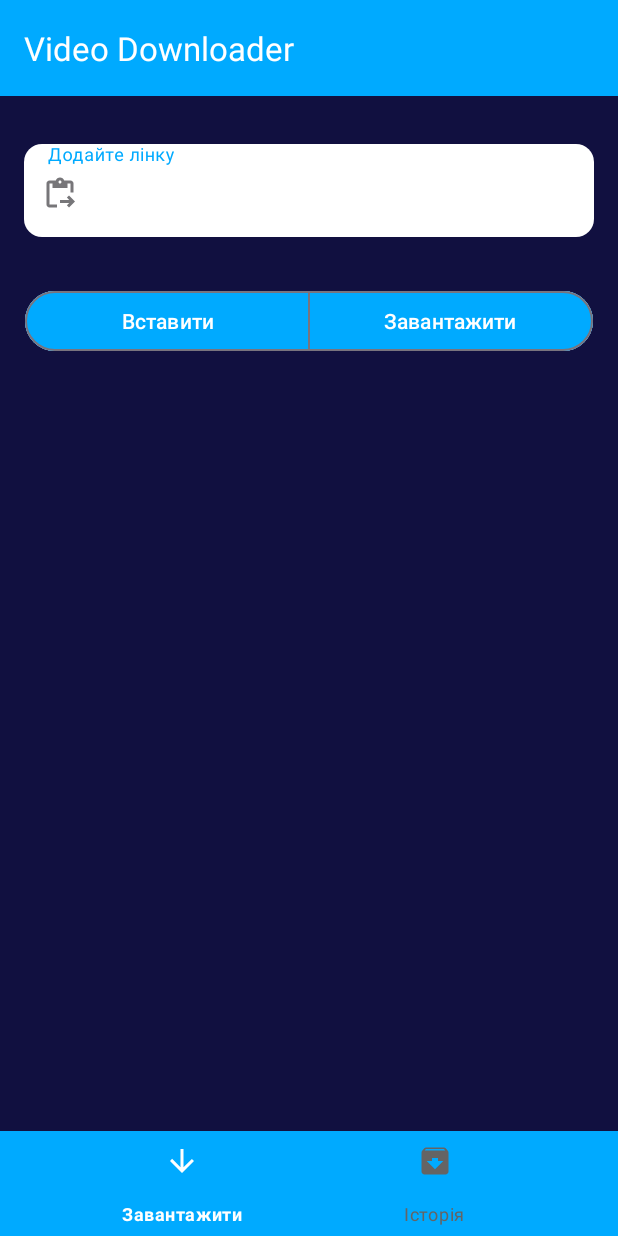
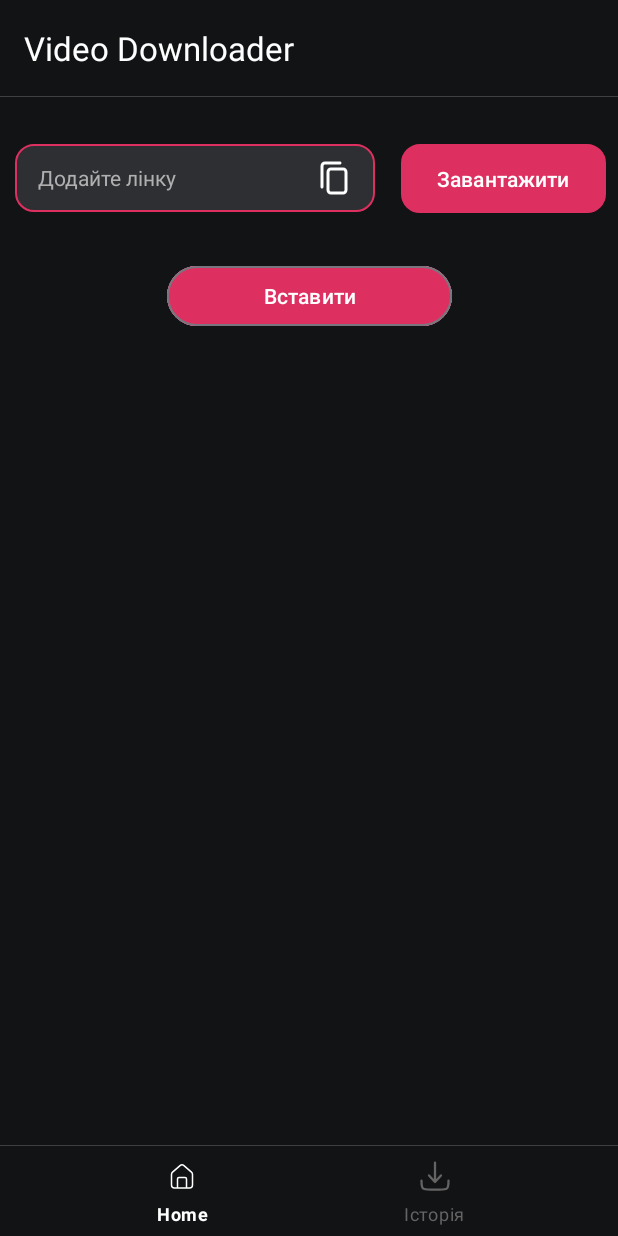
Before and after one commit to Ksnk-dm/TikTokDownloader, an Android app: the screen it shows after launch (MainActivity), on a phone screen of 412 x 824 dp. Run offline under Robolectric (Android 15) with nearby library versions, the phone set to English and light mode, and no system bars; our stand-ins replace EventBus, navigation-ui; libraries missing offline, so code that uses them is left out: by.kirich1409.viewbindingdelegate; 2 statements that could not run were skipped.

Commit message:
add new feat

```diff
--- a/app/src/main/java/com/ksnk/tiktokdownloader/ui/download/DownloadFragment.kt
+++ b/app/src/main/java/com/ksnk/tiktokdownloader/ui/download/DownloadFragment.kt
@@ -31,24 +31,24 @@ class DownloadFragment : BaseFragment(R.layout.fragment_download) {
         with(viewBinding) {
             activity?.intent?.let { text ->
                 text.getStringExtra(Intent.EXTRA_TEXT)?.let {
-                    urlEditText.setText(it)
+                    customEndIcon.setText(it)
                 }
             }
 
             buttonDownload.setOnClickListener {
-                if (urlEditText.text.isNullOrEmpty()) {
+                if (customEndIcon.text.isNullOrEmpty()) {
                     Toast.makeText(requireContext(), getText(R.string.empty_url), Toast.LENGTH_SHORT).show()
                     return@setOnClickListener
                 }
-                urlEditText.text?.let { text ->
+                customEndIcon.text?.let { text ->
                     if (!text.contains(CONTAINS, true)) {
                         Toast.makeText(requireContext(), getText(R.string.bad_link), Toast.LENGTH_SHORT).show()
-                        urlEditText.setText("")
+                        customEndIcon.setText("")
                         return@setOnClickListener
                     }
                 }
                 isFileDownloaded = false
-                viewModel.expandShortenedUrl(urlEditText.text.toString())
+                viewModel.expandShortenedUrl(customEndIcon.text.toString())
                 viewModel.getExpandedUrlLiveData()
                     .observe(viewLifecycleOwner) { fileEntity ->
                         if (!isFileDownloaded) {
@@ -61,11 +61,11 @@ class DownloadFragment : BaseFragment(R.layout.fragment_download) {
                             isFileDownloaded = true
                         }
                     }
-                urlEditText.setText("")
+                customEndIcon.setText("")
             }
 
             buttonPaste.setOnClickListener {
-                urlEditText.setText(viewModel.pasteFromClipboard(requireContext()))
+                customEndIcon.setText(viewModel.pasteFromClipboard(requireContext()))
             }
         }
     }
--- a/app/src/main/res/drawable/bg.xml
+++ b/app/src/main/res/drawable/bg.xml
@@ -1,6 +1,6 @@
 <?xml version="1.0" encoding="utf-8"?>
 <shape xmlns:android="http://schemas.android.com/apk/res/android"
     android:shape="rectangle">
-    <solid android:color="@color/primary_dark" />
+    <solid android:color="#111315" />
     <corners android:radius="0dp" />
 </shape>
--- /dev/null
+++ b/app/src/main/res/drawable/copy_svgrepo_com.xml
@@ -0,0 +1,7 @@
+<vector xmlns:android="http://schemas.android.com/apk/res/android" android:height="24dp" android:viewportHeight="24" android:viewportWidth="24" android:width="24dp">
+
+    <path android:fillColor="#FFFFFF" android:fillType="evenOdd" android:pathData="M21,8C21,6.343 19.657,5 18,5H10C8.343,5 7,6.343 7,8V20C7,21.657 8.343,23 10,23H18C19.657,23 21,21.657 21,20V8ZM19,8C19,7.448 18.552,7 18,7H10C9.448,7 9,7.448 9,8V20C9,20.552 9.448,21 10,21H18C18.552,21 19,20.552 19,20V8Z"/>
+
+    <path android:fillColor="#FFFFFF" android:pathData="M6,3H16C16.552,3 17,2.552 17,2C17,1.448 16.552,1 16,1H6C4.343,1 3,2.343 3,4V18C3,18.552 3.448,19 4,19C4.552,19 5,18.552 5,18V4C5,3.448 5.448,3 6,3Z"/>
+
+</vector>
--- /dev/null
+++ b/app/src/main/res/drawable/download_minimalistic_svgrepo_com.xml
@@ -0,0 +1,7 @@
+<vector xmlns:android="http://schemas.android.com/apk/res/android" android:height="24dp" android:viewportHeight="24" android:viewportWidth="24" android:width="24dp">
+
+    <path android:fillColor="#00000000" android:pathData="M3,15C3,17.828 3,19.243 3.879,20.121C4.757,21 6.172,21 9,21H15C17.828,21 19.243,21 20.121,20.121C21,19.243 21,17.828 21,15" android:strokeColor="@color/white" android:strokeLineCap="round" android:strokeLineJoin="round" android:strokeWidth="1.5"/>
+
+    <path android:fillColor="#00000000" android:pathData="M12,3V16M12,16L16,11.625M12,16L8,11.625" android:strokeColor="@color/white" android:strokeLineCap="round" android:strokeLineJoin="round" android:strokeWidth="1.5"/>
+
+</vector>
--- /dev/null
+++ b/app/src/main/res/drawable/home_svgrepo_com.xml
@@ -0,0 +1,5 @@
+<vector xmlns:android="http://schemas.android.com/apk/res/android" android:height="24dp" android:viewportHeight="24" android:viewportWidth="24" android:width="24dp">
+
+    <path android:fillColor="#00000000" android:pathData="M9,20H7C5.895,20 5,19.105 5,18V10.92C5,10.336 5.255,9.781 5.698,9.401L10.698,5.116C11.447,4.474 12.553,4.474 13.302,5.116L18.302,9.401C18.745,9.781 19,10.336 19,10.92V18C19,19.105 18.105,20 17,20H15M9,20V14C9,13.448 9.448,13 10,13H14C14.552,13 15,13.448 15,14V20M9,20H15" android:strokeColor="@color/white" android:strokeLineCap="round" android:strokeLineJoin="round" android:strokeWidth="1"/>
+
+</vector>
--- /dev/null
+++ b/app/src/main/res/drawable/ic_button.xml
@@ -0,0 +1,14 @@
+<?xml version="1.0" encoding="utf-8"?>
+<vector xmlns:android="http://schemas.android.com/apk/res/android"
+    xmlns:tools="http://schemas.android.com/tools"
+    android:width="145dp"
+    android:height="55dp"
+    android:viewportWidth="250"
+    android:viewportHeight="80">
+    <group>
+        <clip-path android:pathData="M8 0H319C323.418 0 327 3.58172 327 8V28C327 32.4183 323.418 36 319 36H8C3.58172 36 0 32.4183 0 28V8C0 3.58172 3.58172 0 8 0Z" />
+        <path
+            android:fillColor="#F8F7FA"
+            android:pathData="M0 0V36H327V0" />
+    </group>
+</vector>
--- a/app/src/main/res/drawable/rounded_corners.xml
+++ b/app/src/main/res/drawable/rounded_corners.xml
@@ -1,9 +1,21 @@
 <?xml version="1.0" encoding="utf-8"?>
-<shape xmlns:android="http://schemas.android.com/apk/res/android"
-    android:shape="rectangle">
+<selector xmlns:android="http://schemas.android.com/apk/res/android">
 
-    <solid android:color="@color/white" />
+    <item android:state_enabled="true" android:state_focused="true">
+        <shape android:shape="rectangle">
+            <solid android:color="#2d2f33" />
+            <corners android:radius="12dp" />
+            <stroke android:width="1dp" android:color="@color/primary" />
+        </shape>
+    </item>
 
-    <corners android:radius="12dp" />
+    <!--the outline box turns to grey when the edit text is out of focus-->
+    <item android:state_enabled="true">
+        <shape android:shape="rectangle">
+            <solid android:color="#2d2f33" />
+            <corners android:radius="12dp" />
+            <stroke android:width="1dp" android:color="@android:color/darker_gray" />
+        </shape>
+    </item>
 
-</shape>
+</selector>
--- a/app/src/main/res/layout/activity_main.xml
+++ b/app/src/main/res/layout/activity_main.xml
@@ -23,12 +23,12 @@
 
     <com.google.android.material.bottomnavigation.BottomNavigationView
         android:id="@+id/bottomNavigationView"
+        style="@style/CustomBottomNavigationStyle"
         android:layout_width="0dp"
-        android:layout_height="70dp"
-        style="@style/CustomBottomNavigationStyle"
-        android:background="@color/primary"
+        android:layout_height="60dp"
+        android:background="@color/primary_bg"
+        app:itemIconTint="@color/bottom_nav_selected_color"
         app:itemTextColor="@color/bottom_nav_selected_color"
-        app:itemIconTint="@color/bottom_nav_selected_color"
         app:layout_constraintBottom_toBottomOf="parent"
         app:layout_constraintEnd_toEndOf="parent"
         app:layout_constraintStart_toStartOf="parent"
--- a/app/src/main/res/layout/fragment_download.xml
+++ b/app/src/main/res/layout/fragment_download.xml
@@ -1,16 +1,16 @@
 <?xml version="1.0" encoding="utf-8"?>
-<androidx.constraintlayout.widget.ConstraintLayout
-    xmlns:android="http://schemas.android.com/apk/res/android"
+<androidx.constraintlayout.widget.ConstraintLayout xmlns:android="http://schemas.android.com/apk/res/android"
     xmlns:app="http://schemas.android.com/apk/res-auto"
-    android:background="@drawable/bg"
+    xmlns:tools="http://schemas.android.com/tools"
     android:layout_width="match_parent"
-    android:layout_height="match_parent">
+    android:layout_height="match_parent"
+    android:background="@drawable/bg">
 
     <androidx.appcompat.widget.Toolbar
         android:id="@+id/toolbar"
         android:layout_width="match_parent"
         android:layout_height="wrap_content"
-        android:background="@color/primary"
+        android:background="@color/primary_bg"
         android:minHeight="?attr/actionBarSize"
         android:theme="?attr/actionBarTheme"
         app:layout_constraintEnd_toEndOf="parent"
@@ -19,33 +19,47 @@
         app:title="@string/app_name"
         app:titleTextColor="#FFFFFF" />
 
-    <com.google.android.material.textfield.TextInputLayout
+    <View
+        android:id="@+id/divider"
+        android:layout_width="match_parent"
+        android:layout_height="0.5dp"
+        android:layout_below="@id/toolbar"
+        android:background="#403F3F"
+        app:layout_constraintTop_toBottomOf="@+id/toolbar" />
+
+    <EditText
         android:id="@+id/custom_end_icon"
-        style="@style/Widget.MaterialComponents.TextInputLayout.OutlinedBox"
-        android:layout_width="0dp"
-        android:layout_height="wrap_content"
-        android:layout_marginStart="16dp"
+        android:layout_width="240dp"
+        android:layout_height="45dp"
+        android:layout_marginStart="8dp"
         android:layout_marginTop="32dp"
         android:layout_marginEnd="16dp"
         android:background="@drawable/rounded_corners"
+        android:drawableEnd="@drawable/copy_svgrepo_com"
         android:hint="@string/set_url"
-        app:endIconContentDescription="test"
-        app:endIconMode="custom"
+        android:paddingStart="15dp"
+        android:paddingEnd="15dp"
+        android:textColor="@color/white"
+        android:textColorHint="#B1B0B0"
+        android:textSize="14sp"
+        app:layout_constraintEnd_toStartOf="@+id/buttonDownload"
+        app:layout_constraintStart_toStartOf="parent"
+        app:layout_constraintTop_toBottomOf="@+id/toolbar" />
+
+    <com.google.android.material.button.MaterialButton
+        android:id="@+id/buttonDownload"
+        android:layout_width="0dp"
+        android:layout_height="46dp"
+        android:layout_marginTop="32dp"
+        android:layout_marginEnd="8dp"
+        android:background="@drawable/rounded_corners"
+        android:backgroundTint="@color/primary"
+        android:text="@string/download"
+        android:textColor="@color/white"
+        app:backgroundTint="@null"
         app:layout_constraintEnd_toEndOf="parent"
-        app:layout_constraintStart_toStartOf="parent"
         app:layout_constraintTop_toBottomOf="@+id/toolbar"
-        app:startIconDrawable="@drawable/baseline_content_paste_go_24">
-
-        <com.google.android.material.textfield.TextInputEditText
-            android:id="@+id/urlEditText"
-            android:layout_width="match_parent"
-            android:layout_height="wrap_content"
-            android:layout_gravity="center"
-            android:background="#00FFFFFF"
-            android:drawableStart="@drawable/baseline_content_copy_24"
-            android:textColor="@color/primary_dark"
-            android:textColorHint="#00FAFAFA" />
-    </com.google.android.material.textfield.TextInputLayout>
+        app:shapeAppearanceOverlay="@style/one_rounded" />
 
     <com.google.android.material.button.MaterialButtonToggleGroup
         android:id="@+id/toggleButton"
@@ -68,13 +82,13 @@
             android:textColor="@color/white"
             app:iconTint="@color/white" />
 
-        <Button
-            android:id="@+id/buttonDownload"
-            style="?attr/materialButtonOutlinedStyle"
-            android:layout_width="190dp"
-            android:layout_height="wrap_content"
-            android:backgroundTint="@color/primary"
-            android:text="@string/download"
-            android:textColor="@color/white" />
     </com.google.android.material.button.MaterialButtonToggleGroup>
+
+    <View
+        android:id="@+id/dividerBottom"
+        android:layout_width="match_parent"
+        android:layout_height="0.5dp"
+        android:layout_below="@id/toolbar"
+        android:background="#403F3F"
+        app:layout_constraintBottom_toBottomOf="parent" />
 </androidx.constraintlayout.widget.ConstraintLayout>
--- a/app/src/main/res/menu/home.xml
+++ b/app/src/main/res/menu/home.xml
@@ -5,12 +5,12 @@
         android:id="@+id/downloadFragment"
         android:layout_width="wrap_content"
         android:layout_height="wrap_content"
-        android:icon="@drawable/baseline_arrow_downward_24"
-        android:title="@string/download" />
+        android:icon="@drawable/home_svgrepo_com"
+        android:title="Home" />
     <item
         android:id="@+id/historyFragment"
         android:layout_width="wrap_content"
         android:layout_height="wrap_content"
-        android:icon="@drawable/baseline_archive_24"
+        android:icon="@drawable/download_minimalistic_svgrepo_com"
         android:title="@string/history" />
 </menu>
--- a/app/src/main/res/values/colors.xml
+++ b/app/src/main/res/values/colors.xml
@@ -4,6 +4,7 @@
     <color name="white">#FFFFFFFF</color>
 
     <color name="primary_dark">#111040</color>
-    <color name="primary">#00AAFF</color>
+    <color name="primary">#de3060</color>
     <color name="primary_text">#373666</color>
+    <color name="primary_bg">#111315</color>
 </resources>
--- a/app/src/main/res/values/themes.xml
+++ b/app/src/main/res/values/themes.xml
@@ -1,8 +1,8 @@
 <resources>
     <style name="Base.Theme.TikTokDownloader" parent="Theme.Material3.Light.NoActionBar">
-        <item name="colorPrimary">@color/primary</item>
-        <item name="statusBarBackground">@color/primary</item>
-        <item name="android:navigationBarColor">@color/primary</item>
+        <item name="colorPrimary">@color/primary_bg</item>
+        <item name="statusBarBackground">@color/primary_bg</item>
+        <item name="android:navigationBarColor">@color/primary_bg</item>
     </style>
 
     <style name="Theme.TikTokDownloader" parent="Base.Theme.TikTokDownloader" />
@@ -16,4 +16,9 @@
         <item name="cornerFamily">rounded</item>
         <item name="cornerSize">5dp</item>
     </style>
+
+    <style name="one_rounded">
+        <item name="cornerFamily">rounded</item>
+        <item name="cornerSize">25%</item>
+    </style>
 </resources>
```
